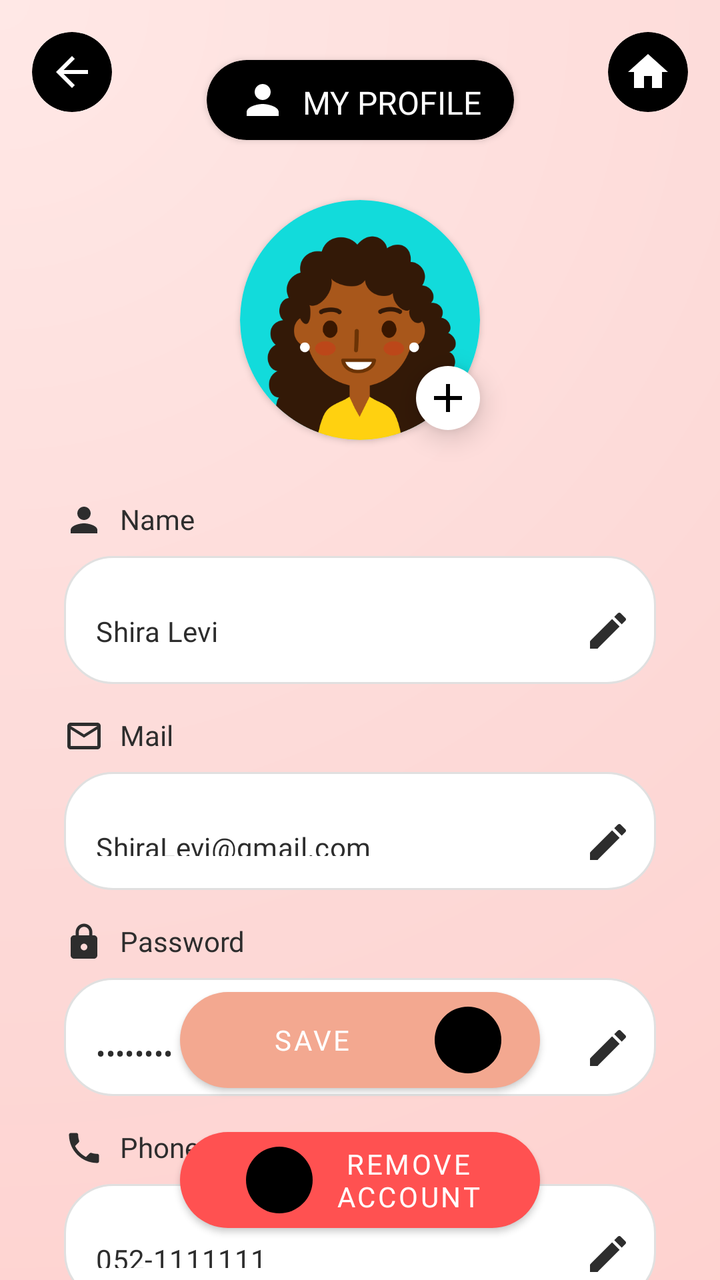
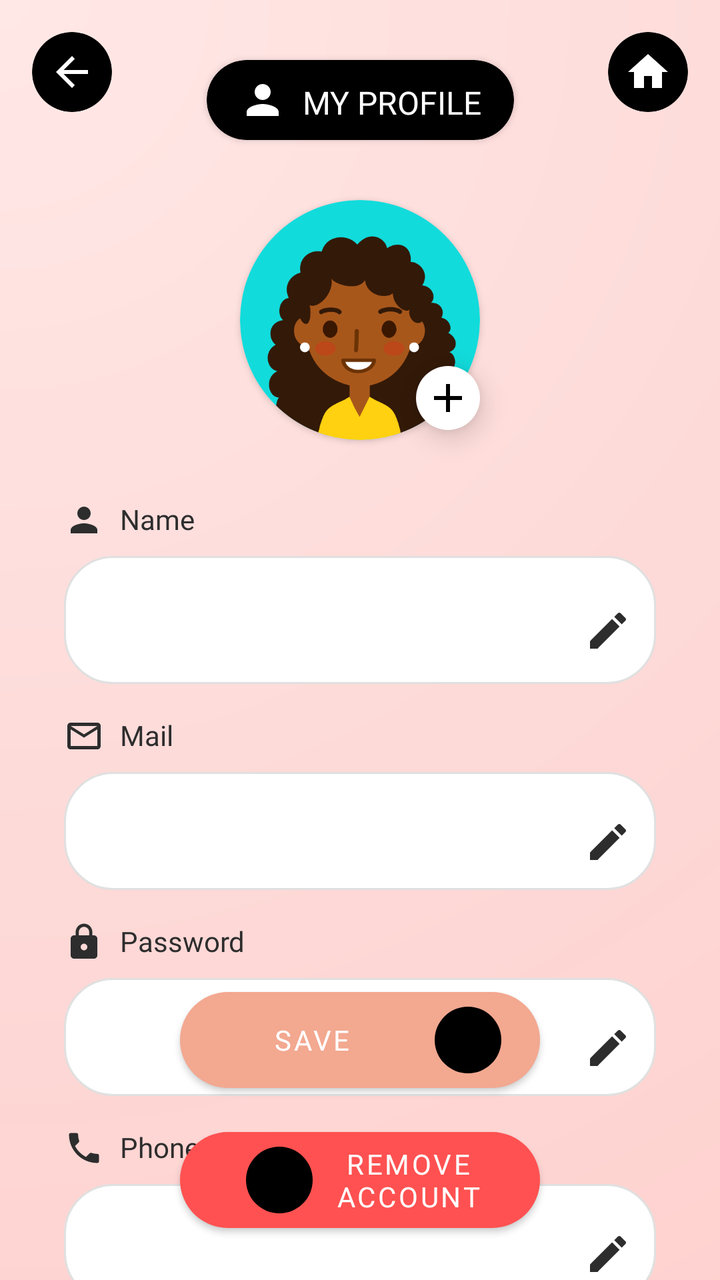

Two renders of the same Android screen: before a commit and after it. Below are the layout's source before the change and the commit's diff.
<!-- AndroidManifest.xml: application theme Theme.SafeHer -->
<!-- res/layout/fragment_profile.xml -->
<?xml version="1.0" encoding="utf-8"?>
<androidx.constraintlayout.widget.ConstraintLayout xmlns:android="http://schemas.android.com/apk/res/android"
    xmlns:app="http://schemas.android.com/apk/res-auto"
    xmlns:tools="http://schemas.android.com/tools"
    android:layout_width="match_parent"
    android:layout_height="match_parent"
    android:background="@drawable/gradient_background">

    
    <androidx.cardview.widget.CardView
        android:id="@+id/backButtonCard"
        android:layout_width="40dp"
        android:layout_height="40dp"
        android:layout_marginStart="16dp"
        android:layout_marginTop="16dp"
        app:cardBackgroundColor="#000000"
        app:cardCornerRadius="20dp"
        app:cardElevation="0dp"
        app:layout_constraintStart_toStartOf="parent"
        app:layout_constraintTop_toTopOf="parent">

        <ImageView
            android:id="@+id/backButton"
            android:layout_width="24dp"
            android:layout_height="24dp"
            android:layout_gravity="center"
            android:contentDescription="Back"
            android:src="@drawable/ic_back"
            app:tint="#FFFFFF" />
    </androidx.cardview.widget.CardView>

    <androidx.cardview.widget.CardView
        android:id="@+id/homeButtonCard"
        android:layout_width="40dp"
        android:layout_height="40dp"
        android:layout_marginTop="16dp"
        android:layout_marginEnd="16dp"
        app:cardBackgroundColor="#000000"
        app:cardCornerRadius="20dp"
        app:cardElevation="0dp"
        app:layout_constraintEnd_toEndOf="parent"
        app:layout_constraintTop_toTopOf="parent">

        <ImageView
            android:id="@+id/homeButton"
            android:layout_width="24dp"
            android:layout_height="24dp"
            android:layout_gravity="center"
            android:contentDescription="Home"
            android:src="@drawable/ic_home"
            app:tint="#FFFFFF" />
    </androidx.cardview.widget.CardView>

    
    <androidx.cardview.widget.CardView
        android:id="@+id/profileTitleCard"
        android:layout_width="wrap_content"
        android:layout_height="wrap_content"
        android:layout_marginTop="30dp"
        app:cardBackgroundColor="#000000"
        app:cardCornerRadius="20dp"
        app:layout_constraintEnd_toEndOf="parent"
        app:layout_constraintStart_toStartOf="parent"
        app:layout_constraintTop_toTopOf="parent">

        <androidx.constraintlayout.widget.ConstraintLayout
            android:layout_width="wrap_content"
            android:layout_height="wrap_content"
            android:paddingHorizontal="16dp"
            android:paddingVertical="8dp">

            <ImageView
                android:id="@+id/profileIcon"
                android:layout_width="24dp"
                android:layout_height="24dp"
                android:layout_marginEnd="8dp"
                android:src="@drawable/ic_profile"
                app:layout_constraintBottom_toBottomOf="parent"
                app:layout_constraintStart_toStartOf="parent"
                app:layout_constraintTop_toTopOf="parent"
                app:tint="#FFFFFF" />

            <TextView
                android:layout_width="wrap_content"
                android:layout_height="wrap_content"
                android:layout_marginStart="8dp"
                android:fontFamily="@font/poppins_medium"
                android:text="MY PROFILE"
                android:textColor="#FFFFFF"
                android:textSize="16sp"
                app:layout_constraintBottom_toBottomOf="parent"
                app:layout_constraintEnd_toEndOf="parent"
                app:layout_constraintHorizontal_bias="0.0"
                app:layout_constraintStart_toEndOf="@id/profileIcon"
                app:layout_constraintTop_toTopOf="parent"
                app:layout_constraintVertical_bias="1.0" />
        </androidx.constraintlayout.widget.ConstraintLayout>
    </androidx.cardview.widget.CardView>

    
    <androidx.cardview.widget.CardView
        android:id="@+id/cvProfile"
        android:layout_width="120dp"
        android:layout_height="120dp"
        android:layout_marginTop="30dp"
        app:cardCornerRadius="80dp"
        app:layout_constraintTop_toBottomOf="@id/profileTitleCard"
        app:layout_constraintStart_toStartOf="parent"
        app:layout_constraintEnd_toEndOf="parent">

        <androidx.appcompat.widget.AppCompatImageView
            android:id="@+id/ivProfile"
            android:layout_width="match_parent"
            android:layout_height="match_parent"
            android:background="@color/white"
            android:scaleType="centerCrop"
            android:src="@drawable/profile"/>
    </androidx.cardview.widget.CardView>

    <androidx.appcompat.widget.AppCompatImageButton
        android:id="@+id/btnAddPhoto"
        android:layout_width="32dp"
        android:layout_height="32dp"
        android:background="@drawable/circle_background"
        android:src="@drawable/ic_add"
        android:tint="@color/black"
        android:padding="4dp"
        android:elevation="8dp"
        android:contentDescription="Add profile photo"
        app:layout_constraintBottom_toBottomOf="@id/cvProfile"
        app:layout_constraintEnd_toEndOf="@id/cvProfile"
        android:translationY="-5dp"/>

    
    <LinearLayout
        android:id="@+id/form_fields_container"
        android:layout_width="match_parent"
        android:layout_height="wrap_content"
        android:layout_marginHorizontal="32dp"
        android:layout_marginTop="30dp"
        android:orientation="vertical"
        app:layout_constraintTop_toBottomOf="@id/cvProfile">

        
        <LinearLayout
            android:layout_width="match_parent"
            android:layout_height="wrap_content"
            android:orientation="vertical"
            android:layout_marginBottom="16dp">

            <LinearLayout
                android:layout_width="wrap_content"
                android:layout_height="wrap_content"
                android:orientation="horizontal"
                android:layout_marginBottom="8dp">

                <ImageView
                    android:layout_width="20dp"
                    android:layout_height="20dp"
                    android:src="@drawable/ic_person"
                    app:tint="#2D2D2D" />

                <TextView
                    android:layout_width="wrap_content"
                    android:layout_height="wrap_content"
                    android:layout_marginStart="8dp"
                    android:fontFamily="@font/poppins_medium"
                    android:text="Name"
                    android:textColor="#2D2D2D"
                    android:textSize="14sp" />
            </LinearLayout>

            <com.google.android.material.textfield.TextInputLayout
                android:id="@+id/nameInputLayout"
                style="@style/Widget.MaterialComponents.TextInputLayout.OutlinedBox"
                android:layout_width="match_parent"
                android:layout_height="wrap_content"
                android:background="@drawable/rounded_edittext_bg"
                app:boxBackgroundMode="none"
                app:endIconDrawable="@drawable/ic_edit"
                app:endIconMode="custom"
                app:endIconTint="#2D2D2D">

                <com.google.android.material.textfield.TextInputEditText
                    android:id="@+id/nameEditText"
                    android:layout_width="match_parent"
                    android:layout_height="match_parent"
                    android:background="@null"
                    android:fontFamily="@font/poppins_regular"
                    android:inputType="textPersonName"
                    android:paddingHorizontal="16dp"
                    android:text="Shira Levi"
                    android:textColor="#2D2D2D"
                    android:textSize="14sp" />
            </com.google.android.material.textfield.TextInputLayout>
        </LinearLayout>

        
        <LinearLayout
            android:layout_width="match_parent"
            android:layout_height="wrap_content"
            android:orientation="vertical"
            android:layout_marginBottom="16dp">

            <LinearLayout
                android:layout_width="wrap_content"
                android:layout_height="wrap_content"
                android:orientation="horizontal"
                android:layout_marginBottom="8dp">

                <ImageView
                    android:layout_width="20dp"
                    android:layout_height="20dp"
                    android:src="@drawable/ic_email"
                    app:tint="#2D2D2D" />

                <TextView
                    android:layout_width="wrap_content"
                    android:layout_height="wrap_content"
                    android:layout_marginStart="8dp"
                    android:fontFamily="@font/poppins_medium"
                    android:text="Mail"
                    android:textColor="#2D2D2D"
                    android:textSize="14sp" />
            </LinearLayout>

            <com.google.android.material.textfield.TextInputLayout
                android:id="@+id/emailInputLayout"
                style="@style/Widget.MaterialComponents.TextInputLayout.OutlinedBox"
                android:layout_width="match_parent"
                android:layout_height="wrap_content"
                android:background="@drawable/rounded_edittext_bg"
                app:boxBackgroundMode="none"
                app:endIconDrawable="@drawable/ic_edit"
                app:endIconMode="custom"
                app:endIconTint="#2D2D2D">

                <com.google.android.material.textfield.TextInputEditText
                    android:id="@+id/emailEditText"
                    android:layout_width="match_parent"
                    android:layout_height="48dp"
                    android:background="@null"
                    android:fontFamily="@font/poppins_regular"
                    android:inputType="textEmailAddress"
                    android:paddingHorizontal="16dp"
                    android:text="ShiraLevi@gmail.com"
                    android:textColor="#2D2D2D"
                    android:textSize="14sp" />
            </com.google.android.material.textfield.TextInputLayout>
        </LinearLayout>

        
        <LinearLayout
            android:layout_width="match_parent"
            android:layout_height="wrap_content"
            android:orientation="vertical"
            android:layout_marginBottom="16dp">

            <LinearLayout
                android:layout_width="wrap_content"
                android:layout_height="wrap_content"
                android:orientation="horizontal"
                android:layout_marginBottom="8dp">

                <ImageView
                    android:layout_width="20dp"
                    android:layout_height="20dp"
                    android:src="@drawable/ic_lock"
                    app:tint="#2D2D2D" />

                <TextView
                    android:layout_width="wrap_content"
                    android:layout_height="wrap_content"
                    android:layout_marginStart="8dp"
                    android:fontFamily="@font/poppins_medium"
                    android:text="Password"
                    android:textColor="#2D2D2D"
                    android:textSize="14sp" />
            </LinearLayout>

            <com.google.android.material.textfield.TextInputLayout
                android:id="@+id/passwordInputLayout"
                style="@style/Widget.MaterialComponents.TextInputLayout.OutlinedBox"
                android:layout_width="match_parent"
                android:layout_height="wrap_content"
                android:background="@drawable/rounded_edittext_bg"
                app:boxBackgroundMode="none"
                app:endIconDrawable="@drawable/ic_edit"
                app:endIconMode="password_toggle"
                app:endIconTint="#2D2D2D">

                <com.google.android.material.textfield.TextInputEditText
                    android:id="@+id/passwordEditText"
                    android:layout_width="match_parent"
                    android:layout_height="48dp"
                    android:background="@null"
                    android:fontFamily="@font/poppins_regular"
                    android:inputType="textPassword"
                    android:paddingHorizontal="16dp"
                    android:text="********"
                    android:textColor="#2D2D2D"
                    android:textSize="14sp" />
            </com.google.android.material.textfield.TextInputLayout>
        </LinearLayout>

        
        <LinearLayout
            android:layout_width="match_parent"
            android:layout_height="wrap_content"
            android:orientation="vertical"
            android:layout_marginBottom="16dp">

            <LinearLayout
                android:layout_width="wrap_content"
                android:layout_height="wrap_content"
                android:orientation="horizontal"
                android:layout_marginBottom="8dp">

                <ImageView
                    android:layout_width="20dp"
                    android:layout_height="20dp"
                    android:src="@drawable/ic_phone"
                    app:tint="#2D2D2D" />

                <TextView
                    android:layout_width="wrap_content"
                    android:layout_height="wrap_content"
                    android:layout_marginStart="8dp"
                    android:fontFamily="@font/poppins_medium"
                    android:text="Phone Number"
                    android:textColor="#2D2D2D"
                    android:textSize="14sp" />
            </LinearLayout>

            <com.google.android.material.textfield.TextInputLayout
                android:id="@+id/phoneInputLayout"
                style="@style/Widget.MaterialComponents.TextInputLayout.OutlinedBox"
                android:layout_width="match_parent"
                android:layout_height="wrap_content"
                android:background="@drawable/rounded_edittext_bg"
                app:boxBackgroundMode="none"
                app:endIconDrawable="@drawable/ic_edit"
                app:endIconMode="custom"
                app:endIconTint="#2D2D2D">

                <com.google.android.material.textfield.TextInputEditText
                    android:id="@+id/phoneEditText"
                    android:layout_width="match_parent"
                    android:layout_height="48dp"
                    android:background="@null"
                    android:fontFamily="@font/poppins_regular"
                    android:inputType="phone"
                    android:paddingHorizontal="16dp"
                    android:text="052-1111111"
                    android:textColor="#2D2D2D"
                    android:textSize="14sp" />
            </com.google.android.material.textfield.TextInputLayout>
        </LinearLayout>
    </LinearLayout>

    
    <com.google.android.material.button.MaterialButton
        android:id="@+id/removeAccountButton"
        android:layout_width="0dp"
        android:layout_height="wrap_content"
        android:layout_marginHorizontal="90dp"
        android:layout_marginBottom="20dp"
        android:fontFamily="@font/poppins_medium"
        android:text="Remove Account"
        android:textColor="#FFFFFF"
        app:backgroundTint="#FF5151"
        app:cornerRadius="24dp"
        app:icon="@drawable/ic_delete"
        app:iconGravity="textStart"
        app:layout_constraintBottom_toBottomOf="parent"
        app:layout_constraintEnd_toEndOf="parent"
        app:layout_constraintStart_toStartOf="parent" />

    
    <com.google.android.material.button.MaterialButton
        android:id="@+id/saveButton"
        android:layout_width="0dp"
        android:layout_height="wrap_content"
        android:layout_marginHorizontal="90dp"
        android:layout_marginBottom="10dp"
        app:cornerRadius="24dp"
        android:textColor="#FFFFFF"
        app:backgroundTint="@color/button_pink"
        android:fontFamily="@font/poppins_medium"
        android:text="Save"
        app:icon="@drawable/ic_heart"
        app:iconGravity="end"
        app:layout_constraintBottom_toTopOf="@id/removeAccountButton"
        app:layout_constraintEnd_toEndOf="parent"
        app:layout_constraintStart_toStartOf="parent" />

</androidx.constraintlayout.widget.ConstraintLayout>
<!-- resources referenced by this layout -->
<resources>
  <color name="black">#FF000000</color>
  <color name="button_pink">#f3a890</color>
  <color name="white">#FBFBFB</color>
  <!-- drawable circle_background (drawable) -->
  <?xml version="1.0" encoding="utf-8"?>
  <shape xmlns:android="http://schemas.android.com/apk/res/android"
      android:shape="oval">
      <solid android:color="@android:color/white"/>
  </shape>
  <!-- drawable gradient_background (drawable) -->
  <?xml version="1.0" encoding="utf-8"?>
  <shape xmlns:android="http://schemas.android.com/apk/res/android">
      <gradient
          android:type="radial"
          android:gradientRadius="250%p"
          android:centerX="0"
          android:centerY="0"
          android:startColor="#FFE8E6"
          android:centerColor="#FDD9D7"
          android:endColor="#FFCECB" />
  </shape>
  <!-- drawable ic_add (drawable) -->
  <?xml version="1.0" encoding="utf-8"?>
  <vector xmlns:android="http://schemas.android.com/apk/res/android"
      android:width="24dp"
      android:height="24dp"
      android:viewportWidth="24"
      android:viewportHeight="24"
      android:tint="?attr/colorControlNormal">
      <path
          android:fillColor="@android:color/white"
          android:pathData="M19,13h-6v6h-2v-6H5v-2h6V5h2v6h6v2z"/>
  </vector>
  <!-- drawable ic_back (drawable) -->
  <?xml version="1.0" encoding="utf-8"?>
  <vector xmlns:android="http://schemas.android.com/apk/res/android"
      android:width="24dp"
      android:height="24dp"
      android:viewportWidth="24"
      android:viewportHeight="24">
      <path
          android:fillColor="#000000"
          android:pathData="M20,11H7.83l5.59,-5.59L12,4l-8,8 8,8 1.41,-1.41L7.83,13H20v-2z"/>
  </vector>
  <!-- drawable ic_email (drawable) -->
  <?xml version="1.0" encoding="utf-8"?>
  <vector xmlns:android="http://schemas.android.com/apk/res/android"
      android:width="24dp"
      android:height="24dp"
      android:viewportWidth="24"
      android:viewportHeight="24">
      <path
          android:fillColor="#000000"
          android:pathData="M20,4H4C2.89,4 2.01,4.89 2.01,6L2,18C2,19.11 2.89,20 4,20H20c1.11,0 2,-0.89 2,-2V6C22,4.89 21.11,4 20,4zM20,6l-8,5L4,6h16zM4,18V8l8,5 8,-5v10H4z" />
  </vector>
  <!-- drawable ic_home (drawable) -->
  <vector xmlns:android="http://schemas.android.com/apk/res/android" android:height="24dp" android:tint="#000000" android:viewportHeight="24" android:viewportWidth="24" android:width="24dp">
  
      <path android:fillColor="@android:color/white" android:pathData="M10,20v-6h4v6h5v-8h3L12,3 2,12h3v8z"/>
  
  </vector>
  <!-- drawable ic_person (drawable) -->
  <?xml version="1.0" encoding="utf-8"?>
  <vector xmlns:android="http://schemas.android.com/apk/res/android"
      android:width="24dp"
      android:height="24dp"
      android:viewportWidth="24"
      android:viewportHeight="24">
      <path
          android:fillColor="#FFFFFF"
          android:pathData="M12,12c2.21,0 4,-1.79 4,-4s-1.79,-4 -4,-4 -4,1.79 -4,4 1.79,4 4,4zM12,14c-2.67,0 -8,1.34 -8,4v2h16v-2c0,-2.66 -5.33,-4 -8,-4z"/>
  </vector>
  <!-- drawable ic_profile (drawable) -->
  <vector xmlns:android="http://schemas.android.com/apk/res/android" android:height="24dp" android:tint="#000000" android:viewportHeight="24" android:viewportWidth="24" android:width="24dp">
        
      <path android:fillColor="@android:color/white" android:pathData="M12,12c2.21,0 4,-1.79 4,-4s-1.79,-4 -4,-4 -4,1.79 -4,4 1.79,4 4,4zM12,14c-2.67,0 -8,1.34 -8,4v2h16v-2c0,-2.66 -5.33,-4 -8,-4z"/>
      
  </vector>
  <!-- drawable rounded_edittext_bg (drawable) -->
  <?xml version="1.0" encoding="utf-8"?>
  <shape xmlns:android="http://schemas.android.com/apk/res/android">
      <solid android:color="#FFFFFF" />
      <corners android:radius="24dp" />
      <stroke android:width="1dp" android:color="#E0E0E0" />
  </shape>
  <style name="Theme.SafeHer" parent="Base.Theme.SafeHer" />
  <style name="Base.Theme.SafeHer" parent="Theme.MaterialComponents.NoActionBar">
          
          
      </style>
  <!-- unchanged entries left out for length: 6 -->
</resources>

<!-- the commit's change to res/layout/fragment_profile.xml (unified diff, before → after) -->
@@ -189,7 +189,6 @@
                     android:fontFamily="@font/poppins_regular"
                     android:inputType="textPersonName"
                     android:paddingHorizontal="16dp"
-                    android:text="Shira Levi"
                     android:textColor="#2D2D2D"
                     android:textSize="14sp" />
             </com.google.android.material.textfield.TextInputLayout>
@@ -243,7 +242,6 @@
                     android:fontFamily="@font/poppins_regular"
                     android:inputType="textEmailAddress"
                     android:paddingHorizontal="16dp"
-                    android:text="ShiraLevi@gmail.com"
                     android:textColor="#2D2D2D"
                     android:textSize="14sp" />
             </com.google.android.material.textfield.TextInputLayout>
@@ -297,7 +295,6 @@
                     android:fontFamily="@font/poppins_regular"
                     android:inputType="textPassword"
                     android:paddingHorizontal="16dp"
-                    android:text="********"
                     android:textColor="#2D2D2D"
                     android:textSize="14sp" />
             </com.google.android.material.textfield.TextInputLayout>
@@ -351,7 +348,6 @@
                     android:fontFamily="@font/poppins_regular"
                     android:inputType="phone"
                     android:paddingHorizontal="16dp"
-                    android:text="052-1111111"
                     android:textColor="#2D2D2D"
                     android:textSize="14sp" />
             </com.google.android.material.textfield.TextInputLayout>
